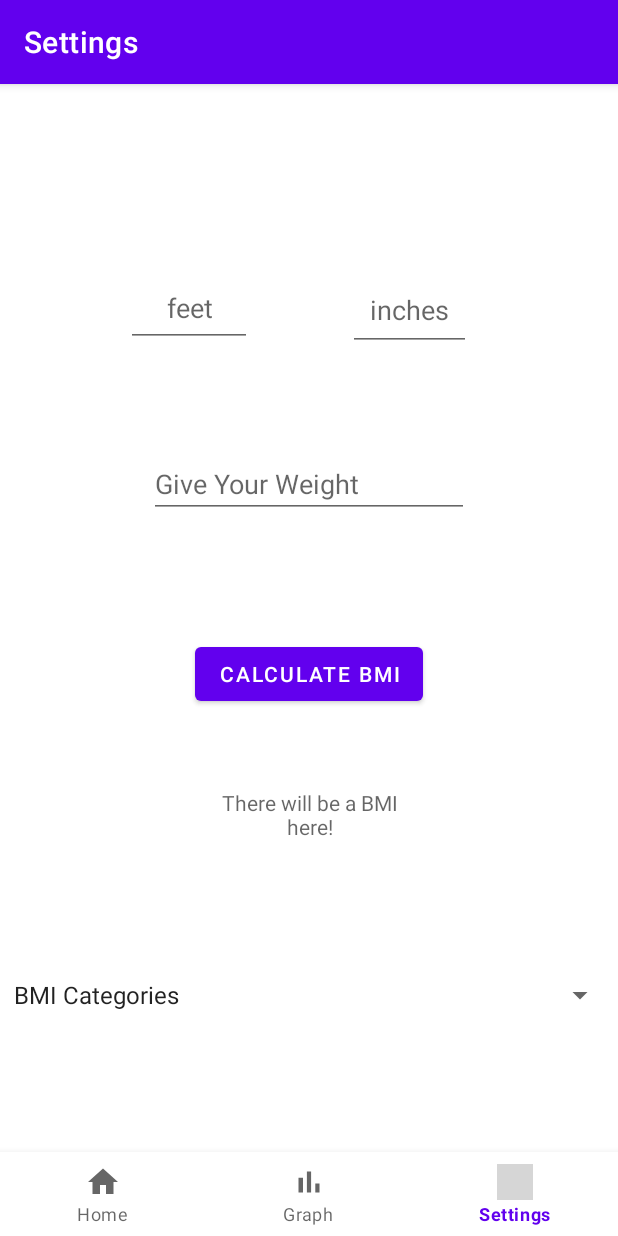
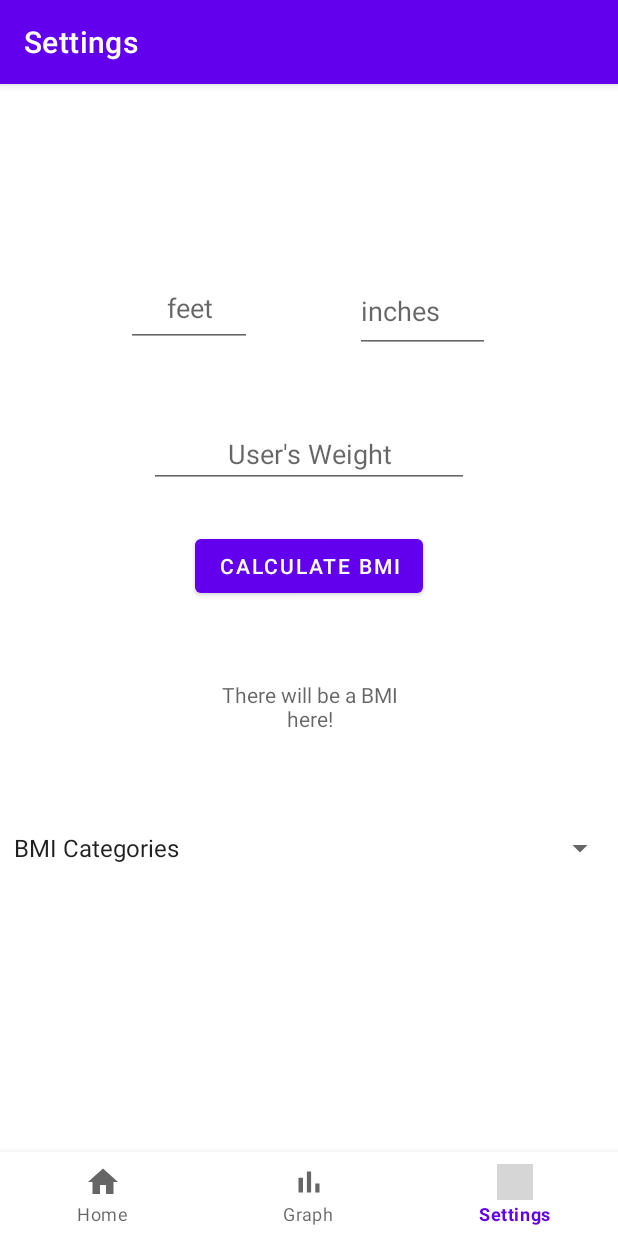
Before and after one commit to FlorenciaDiCiocco/FAT_app_cs246, an Android app: the NotificationsFragment screen opened through its navigation route, on a phone screen of 412 x 824 dp. Run offline under Robolectric (Android 15) with nearby library versions, the phone set to English and light mode, and no system bars; our stand-ins replace navigation-ui; grey boxes are pictures that could not be loaded.

Commit message:
calculating the BMI work

```diff
--- a/app/src/main/res/layout/fragment_notifications.xml
+++ b/app/src/main/res/layout/fragment_notifications.xml
@@ -5,20 +5,6 @@
     android:layout_width="match_parent"
     android:layout_height="match_parent"
     tools:context=".ui.notifications.NotificationsFragment">
-
-    <EditText
-        android:id="@+id/inchesHeight"
-        android:layout_width="82dp"
-        android:layout_height="54dp"
-        android:layout_marginTop="68dp"
-        android:ems="10"
-        android:gravity="center"
-        android:hint="inches"
-        android:inputType="textPersonName"
-        app:layout_constraintEnd_toEndOf="parent"
-        app:layout_constraintHorizontal_bias="0.397"
-        app:layout_constraintStart_toEndOf="@+id/feetHeight"
-        app:layout_constraintTop_toTopOf="parent" />
 
     <EditText
         android:id="@+id/feetHeight"
@@ -35,14 +21,6 @@
         app:layout_constraintStart_toStartOf="parent"
         app:layout_constraintTop_toTopOf="parent" />
 
-    <!--    <Button-->
-<!--        android:id="@+id/buttonBMI"-->
-<!--        android:layout_width="127dp"-->
-<!--        android:layout_height="48dp"-->
-<!--        android:text="BMI"-->
-<!--        tools:layout_editor_absoluteX="143dp"-->
-<!--        tools:layout_editor_absoluteY="200dp" />-->
-
     <TextView
         android:id="@+id/numBMI"
         android:layout_width="139dp"
@@ -58,32 +36,46 @@
         android:id="@+id/BMIspinner"
         android:layout_width="409dp"
         android:layout_height="41dp"
-        android:layout_marginBottom="140dp"
-        app:layout_constraintBottom_toBottomOf="parent"
+        android:layout_marginTop="44dp"
         app:layout_constraintEnd_toEndOf="parent"
-        app:layout_constraintStart_toStartOf="parent" />
+        app:layout_constraintStart_toStartOf="parent"
+        app:layout_constraintTop_toBottomOf="@+id/numBMI" />
 
     <Button
         android:id="@+id/buttonBMI"
         android:layout_width="wrap_content"
         android:layout_height="wrap_content"
-        android:layout_marginTop="80dp"
+        android:layout_marginTop="28dp"
         android:onClick="onClick"
         android:text="@string/calc_BMI"
-        app:layout_constraintBottom_toTopOf="@+id/numBMI"
         app:layout_constraintEnd_toEndOf="parent"
         app:layout_constraintStart_toStartOf="parent"
-        app:layout_constraintTop_toBottomOf="@+id/calcWithWeight"
-        app:layout_constraintVertical_bias="0.0" />
+        app:layout_constraintTop_toBottomOf="@+id/calcWithWeight" />
+
+    <EditText
+        android:id="@+id/inchesHeight"
+        android:layout_width="90dp"
+        android:layout_height="55dp"
+        android:layout_marginTop="68dp"
+        android:layout_marginEnd="84dp"
+        android:layout_marginRight="84dp"
+        android:ems="10"
+        android:hint="inches"
+        android:inputType="numberSigned"
+        app:layout_constraintEnd_toEndOf="parent"
+        app:layout_constraintHorizontal_bias="0.985"
+        app:layout_constraintStart_toEndOf="@+id/feetHeight"
+        app:layout_constraintTop_toTopOf="parent" />
 
     <EditText
         android:id="@+id/calcWithWeight"
         android:layout_width="wrap_content"
         android:layout_height="wrap_content"
-        android:layout_marginTop="188dp"
+        android:layout_marginTop="168dp"
         android:ems="10"
-        android:hint="Give Your Weight"
-        android:inputType="textPersonName"
+        android:gravity="center"
+        android:hint="User's Weight"
+        android:inputType="numberSigned"
         app:layout_constraintEnd_toEndOf="parent"
         app:layout_constraintStart_toStartOf="parent"
         app:layout_constraintTop_toTopOf="parent" />
```
Also changed, not shown: app/src/main/java/com/team3/fat/ui/notifications/NotificationsFragment.java (+39 -8 lines).
